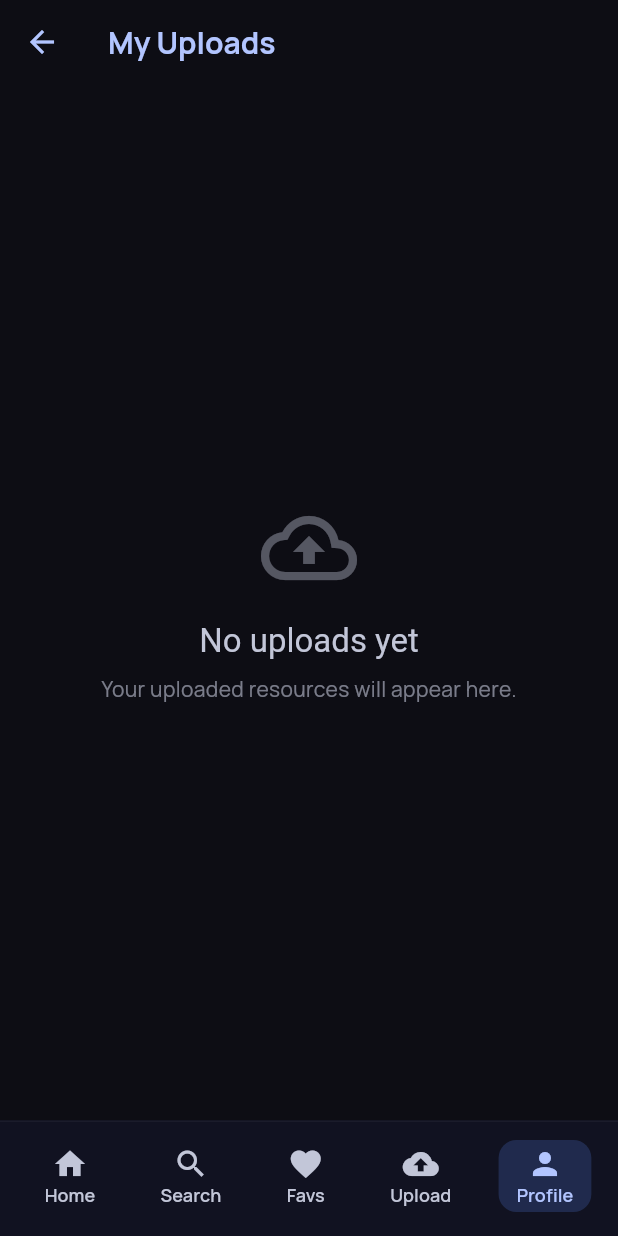
After one commit to A7medAmine/csbouira_app, a Flutter app: the MyUploadsScreen screen opened by its route, on a phone screen of 412 x 824 dp. The commit adds this screen. Run offline on Flutter 3.47's test engine with Material 3 defaults, Android fonts, the phone set to English and light mode, and no system bars; our stand-ins replace cached_network_image, file_picker, flutter_dotenv, flutter_riverpod, go_router, google_fonts and 6 more; missing offline and left inert: flutter_doc_scanner, syncfusion_flutter_pdfviewer; accounts and stored records are empty; network calls fail.

Commit message:
fix: upload count refresh, add My Uploads screen under /profile/my-uploads

```diff
--- a/lib/app.dart
+++ b/lib/app.dart
@@ -16,6 +16,7 @@ import 'features/browse/semester_screen.dart';
 import 'features/favorites/favorites_screen.dart';
 import 'features/home/home_screen.dart';
 import 'features/preview/preview_screen.dart';
+import 'features/profile/my_uploads_screen.dart';
 import 'features/profile/profile_screen.dart';
 import 'features/search/search_screen.dart';
 import 'features/splash/splash_screen.dart';
@@ -225,6 +226,16 @@ final _routerProvider = Provider<GoRouter>((ref) {
                   key: state.pageKey,
                   child: const ProfileScreen(),
                 ),
+                routes: [
+                  GoRoute(
+                    path: 'my-uploads',
+                    name: 'myUploads',
+                    pageBuilder: (_, state) => _buildTransitionPage(
+                      key: state.pageKey,
+                      child: const MyUploadsScreen(),
+                    ),
+                  ),
+                ],
               ),
             ],
           ),
--- /dev/null
+++ b/lib/data/providers/my_uploads_provider.dart
@@ -0,0 +1,13 @@
+import 'package:flutter_riverpod/flutter_riverpod.dart';
+import 'auth_providers.dart';
+
+final myUploadsProvider = FutureProvider<List<Map<String, dynamic>>>((ref) async {
+  final user = ref.watch(currentUserProvider);
+  if (user == null) return [];
+  final supabase = ref.watch(supabaseProvider);
+  final result = await supabase
+      .from('uploads')
+      .select()
+      .order('created_at', ascending: false);
+  return result;
+});
--- /dev/null
+++ b/lib/features/profile/my_uploads_screen.dart
@@ -0,0 +1,211 @@
+import 'package:flutter/material.dart';
+import 'package:flutter_riverpod/flutter_riverpod.dart';
+import 'package:go_router/go_router.dart';
+import '../../core/theme/app_radius.dart';
+import '../../core/theme/app_spacing.dart';
+import '../../data/providers/my_uploads_provider.dart';
+
+class MyUploadsScreen extends ConsumerWidget {
+  const MyUploadsScreen({super.key});
+
+  @override
+  Widget build(BuildContext context, WidgetRef ref) {
+    final theme = Theme.of(context);
+    final uploadsAsync = ref.watch(myUploadsProvider);
+
+    return Scaffold(
+      backgroundColor: const Color(0xFF0D0D14),
+      appBar: AppBar(
+        backgroundColor: Colors.transparent,
+        elevation: 0,
+        leading: IconButton(
+          icon: Icon(Icons.arrow_back, color: theme.colorScheme.primary),
+          onPressed: () => context.pop(),
+        ),
+        title: Text(
+          'My Uploads',
+          style: theme.textTheme.headlineMedium?.copyWith(
+            color: theme.colorScheme.primary,
+            fontWeight: FontWeight.bold,
+          ),
+        ),
+      ),
+      body: uploadsAsync.when(
+        loading: () => const Center(child: CircularProgressIndicator()),
+        error: (err, _) => Center(
+          child: Text(
+            'Failed to load uploads.',
+            style: theme.textTheme.bodyMedium?.copyWith(
+              color: theme.colorScheme.error,
+            ),
+          ),
+        ),
+        data: (uploads) {
+          if (uploads.isEmpty) {
+            return Center(
+              child: Column(
+                mainAxisSize: MainAxisSize.min,
+                children: [
+                  Icon(
+                    Icons.cloud_upload_outlined,
+                    size: 64,
+                    color: theme.colorScheme.onSurfaceVariant.withAlpha(102),
+                  ),
+                  const SizedBox(height: 16),
+                  Text(
+                    'No uploads yet',
+                    style: theme.textTheme.titleLarge?.copyWith(
+                      color: theme.colorScheme.onSurfaceVariant,
+                    ),
+                  ),
+                  const SizedBox(height: 8),
+                  Text(
+                    'Your uploaded resources will appear here.',
+                    style: theme.textTheme.bodyMedium?.copyWith(
+                      color: theme.colorScheme.onSurfaceVariant.withAlpha(153),
+                    ),
+                  ),
+                ],
+              ),
+            );
+          }
+
+          return ListView.builder(
+            padding: const EdgeInsets.fromLTRB(
+              AppSpacing.marginMobile,
+              AppSpacing.stackSm,
+              AppSpacing.marginMobile,
+              32,
+            ),
+            itemCount: uploads.length,
+            itemBuilder: (context, index) {
+              final item = uploads[index];
+              final fileName = item['file_name'] as String? ?? '';
+              final moduleName = item['module_name'] as String? ?? '';
+              final grade = item['grade'] as String? ?? '';
+              final semester = item['semester'] as String? ?? '';
+              final fileType = item['file_type'] as String? ?? '';
+              final createdAt = item['created_at'] as String? ?? '';
+
+              final date = createdAt.isNotEmpty
+                  ? createdAt.substring(0, 10)
+                  : '';
+
+              return Padding(
+                padding: const EdgeInsets.only(bottom: AppSpacing.stackSm),
+                child: Container(
+                  padding: const EdgeInsets.all(AppSpacing.stackMd),
+                  decoration: BoxDecoration(
+                    color: const Color(0x0D15151F),
+                    borderRadius: BorderRadius.circular(AppRadius.xl),
+                    border: Border.all(
+                      color: const Color(0xFF1A1A26).withAlpha(128),
+                    ),
+                  ),
+                  child: Column(
+                    crossAxisAlignment: CrossAxisAlignment.start,
+                    children: [
+                      Row(
+                        children: [
+                          Container(
+                            width: 40,
+                            height: 40,
+                            decoration: BoxDecoration(
+                              color: theme.colorScheme.primaryContainer.withAlpha(51),
+                              borderRadius: BorderRadius.circular(AppRadius.md),
+                            ),
+                            child: Icon(
+                              fileType == 'Cours' || fileType == 'Summary'
+                                  ? Icons.article
+                                  : fileType == 'TP' || fileType == 'TD'
+                                      ? Icons.assignment
+                                      : fileType == 'Exam' || fileType == 'Test'
+                                          ? Icons.quiz
+                                          : Icons.insert_drive_file,
+                              size: 20,
+                              color: theme.colorScheme.primary,
+                            ),
+                          ),
+                          const SizedBox(width: AppSpacing.stackSm),
+                          Expanded(
+                            child: Column(
+                              crossAxisAlignment: CrossAxisAlignment.start,
+                              children: [
+                                Text(
+                                  moduleName,
+                                  style: theme.textTheme.bodyLarge?.copyWith(
+                                    color: theme.colorScheme.onSurface,
+                                    fontWeight: FontWeight.w600,
+                                  ),
+                                  maxLines: 1,
+                                  overflow: TextOverflow.ellipsis,
+                                ),
+                                const SizedBox(height: 2),
+                                Text(
+                                  fileName,
+                                  style: theme.textTheme.bodySmall?.copyWith(
+                                    color: theme.colorScheme.onSurfaceVariant,
+                                  ),
+                                  maxLines: 1,
+                                  overflow: TextOverflow.ellipsis,
+                                ),
+                              ],
+                            ),
+                          ),
+                        ],
+                      ),
+                      const SizedBox(height: AppSpacing.stackSm),
+                      Row(
+                        children: [
+                          _Tag(theme: theme, label: grade),
+                          const SizedBox(width: 6),
+                          _Tag(theme: theme, label: semester),
+                          const SizedBox(width: 6),
+                          _Tag(theme: theme, label: fileType),
+                          if (date.isNotEmpty) ...[
+                            const Spacer(),
+                            Text(
+                              date,
+                              style: theme.textTheme.labelSmall?.copyWith(
+                                color: theme.colorScheme.onSurfaceVariant.withAlpha(153),
+                              ),
+                            ),
+                          ],
+                        ],
+                      ),
+                    ],
+                  ),
+                ),
+              );
+            },
+          );
+        },
+      ),
+    );
+  }
+}
+
+class _Tag extends StatelessWidget {
+  final ThemeData theme;
+  final String label;
+
+  const _Tag({required this.theme, required this.label});
+
+  @override
+  Widget build(BuildContext context) {
+    return Container(
+      padding: const EdgeInsets.symmetric(horizontal: 8, vertical: 3),
+      decoration: BoxDecoration(
+        color: theme.colorScheme.primaryContainer.withAlpha(51),
+        borderRadius: BorderRadius.circular(AppRadius.sm),
+      ),
+      child: Text(
+        label,
+        style: theme.textTheme.labelSmall?.copyWith(
+          color: theme.colorScheme.primary,
+          fontSize: 10,
+        ),
+      ),
+    );
+  }
+}
--- a/lib/features/profile/profile_screen.dart
+++ b/lib/features/profile/profile_screen.dart
@@ -508,7 +508,7 @@ class _GuestProfileShellState extends ConsumerState<_GuestProfileShell> {
                     theme: theme,
                     icon: Icons.upload_file,
                     label: 'My Uploads',
-                    onTap: () {},
+                    onTap: () => context.push('/profile/my-uploads'),
                   ),
                   const SizedBox(height: AppSpacing.stackSm),
                   _SettingsRow(
@@ -677,7 +677,7 @@ class _LoggedInProfileShell extends ConsumerWidget {
                         theme: theme,
                         icon: Icons.upload_file,
                         label: 'My Uploads',
-                        onTap: () {},
+                        onTap: () => context.push('/profile/my-uploads'),
                       ),
                       const SizedBox(height: AppSpacing.stackSm),
                       _SettingsRow(
--- a/lib/features/upload/upload_screen.dart
+++ b/lib/features/upload/upload_screen.dart
@@ -80,6 +80,9 @@ class _UploadScreenState extends ConsumerState<UploadScreen> {
     super.initState();
     _moduleController.addListener(() {
       setState(() => _showSuggestions = _moduleController.text.isNotEmpty);
+    });
+    WidgetsBinding.instance.addPostFrameCallback((_) {
+      FocusScope.of(context).unfocus();
     });
   }
 
@@ -337,8 +340,8 @@ class _UploadScreenState extends ConsumerState<UploadScreen> {
             'semester': _mapSemester(_selectedSemester!),
             'file_type': categoryMap[_selectedCategory]!,
           });
-          ref.invalidate(uploadCountProvider);
         } catch (_) {}
+        ref.invalidate(uploadCountProvider);
       } else {
         final cache = LocalProfileCache();
         await cache.incrementUploadCount();
@@ -741,7 +744,6 @@ class _UploadScreenState extends ConsumerState<UploadScreen> {
         Stack(
           children: [
             TextField(
-              autofocus: false,
               controller: _moduleController,
               style: theme.textTheme.bodyMedium?.copyWith(
                 color: theme.colorScheme.onSurface,
```
